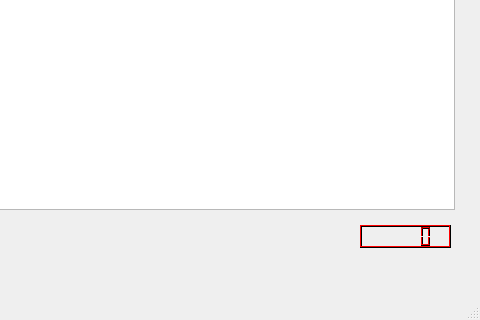
Before: the Qt Designer form Game/ui/mainwindow.ui in jaakkosd/OhjelmoinninTekniikatProjekti, drawn with Qt 5; both pictures show x 270 to 750 and y 215 to 535 of the 750 by 535 pixel window.
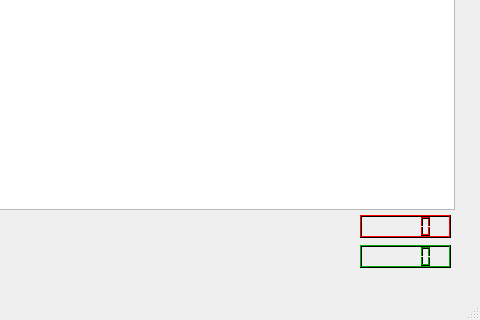
After: the same form once the commit is applied.

Commit message: feat:highscore field

What changed in the file:
```diff
--- a/Game/ui/mainwindow.ui
+++ b/Game/ui/mainwindow.ui
@@ -313,7 +313,7 @@
     <property name="geometry">
      <rect>
       <x>630</x>
-      <y>440</y>
+      <y>430</y>
       <width>91</width>
       <height>23</height>
      </rect>
@@ -410,6 +410,107 @@
      </palette>
     </property>
    </widget>
+   <widget class="QLCDNumber" name="lcdNumber_3">
+    <property name="geometry">
+     <rect>
+      <x>630</x>
+      <y>460</y>
+      <width>91</width>
+      <height>23</height>
+     </rect>
+    </property>
+    <property name="palette">
+     <palette>
+      <active>
+       <colorrole role="Button">
+        <brush brushstyle="SolidPattern">
+         <color alpha="255">
+          <red>0</red>
+          <green>0</green>
+          <blue>0</blue>
+         </color>
+        </brush>
+       </colorrole>
+       <colorrole role="Light">
+        <brush brushstyle="SolidPattern">
+         <color alpha="255">
+          <red>0</red>
+          <green>170</green>
+          <blue>0</blue>
+         </color>
+        </brush>
+       </colorrole>
+       <colorrole role="Midlight">
+        <brush brushstyle="SolidPattern">
+         <color alpha="255">
+          <red>255</red>
+          <green>0</green>
+          <blue>255</blue>
+         </color>
+        </brush>
+       </colorrole>
+      </active>
+      <inactive>
+       <colorrole role="Button">
+        <brush brushstyle="SolidPattern">
+         <color alpha="255">
+          <red>0</red>
+          <green>0</green>
+          <blue>0</blue>
+         </color>
+        </brush>
+       </colorrole>
+       <colorrole role="Light">
+        <brush brushstyle="SolidPattern">
+         <color alpha="255">
+          <red>0</red>
+          <green>170</green>
+          <blue>0</blue>
+         </color>
+        </brush>
+       </colorrole>
+       <colorrole role="Midlight">
+        <brush brushstyle="SolidPattern">
+         <color alpha="255">
+          <red>255</red>
+          <green>0</green>
+          <blue>255</blue>
+         </color>
+        </brush>
+       </colorrole>
+      </inactive>
+      <disabled>
+       <colorrole role="Button">
+        <brush brushstyle="SolidPattern">
+         <color alpha="255">
+          <red>0</red>
+          <green>0</green>
+          <blue>0</blue>
+         </color>
+        </brush>
+       </colorrole>
+       <colorrole role="Light">
+        <brush brushstyle="SolidPattern">
+         <color alpha="255">
+          <red>0</red>
+          <green>170</green>
+          <blue>0</blue>
+         </color>
+        </brush>
+       </colorrole>
+       <colorrole role="Midlight">
+        <brush brushstyle="SolidPattern">
+         <color alpha="255">
+          <red>255</red>
+          <green>0</green>
+          <blue>255</blue>
+         </color>
+        </brush>
+       </colorrole>
+      </disabled>
+     </palette>
+    </property>
+   </widget>
   </widget>
   <widget class="QMenuBar" name="menubar">
    <property name="geometry">
```
